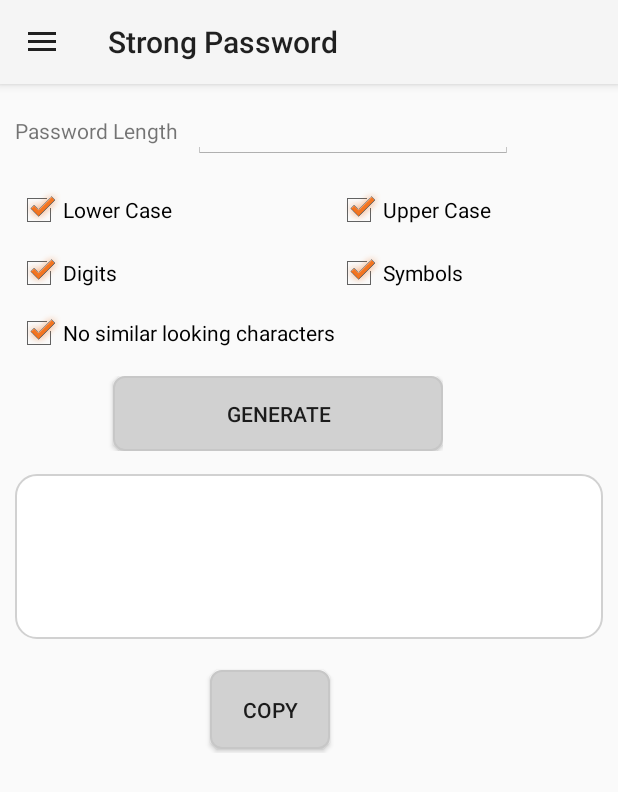
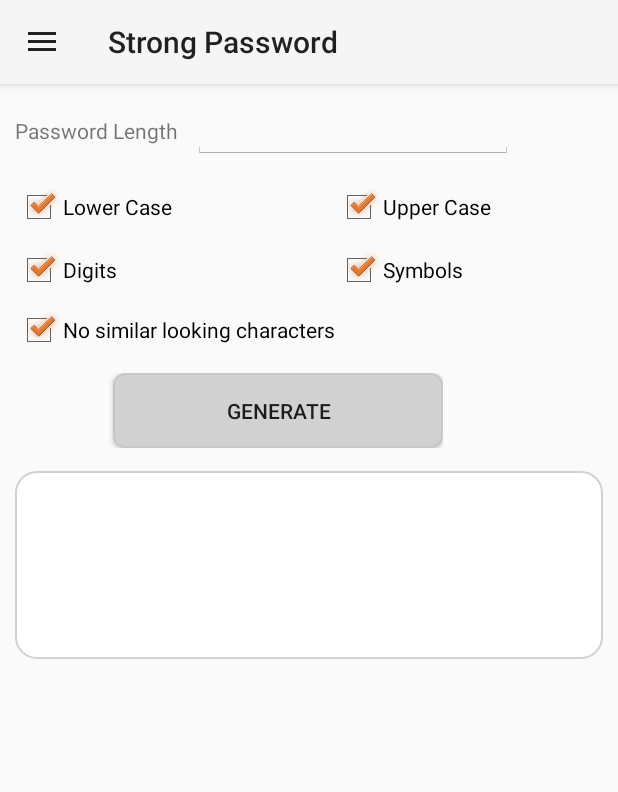
Before and after one commit to rsperezn/cryptotool, an Android app: the StrongPasswordActivity screen opened directly, with no data from a screen before it, on a phone screen of 412 x 824 dp. Shown: the top 792 px of the screen. Run offline under Robolectric (Android 15) with nearby library versions, the phone set to English and light mode, and no system bars; our stand-ins replace AdMob.

Commit message:
Toggle visibility of copy button

```diff
--- a/cryptoTool/src/main/java/com/rspn/cryptotool/passwordgenerator/StrongPasswordActivity.java
+++ b/cryptoTool/src/main/java/com/rspn/cryptotool/passwordgenerator/StrongPasswordActivity.java
@@ -18,7 +18,7 @@ public class StrongPasswordActivity extends AbstractCryptActivity implements Vie
     private CheckBox digits_cb;
     private CheckBox symbols_cb;
     private TextView strongPassword_textView;
-
+    private Button copyToClipboard_bt;
     public StrongPasswordActivity() {
         super(R.layout.activity_strongpassword,
                 R.id.adView_InStrongPassword,
@@ -32,6 +32,8 @@ public class StrongPasswordActivity extends AbstractCryptActivity implements Vie
         digits_cb = (CheckBox) findViewById(R.id.checkBox_digits);
         symbols_cb = (CheckBox) findViewById(R.id.checkBox_symbols);
         strongPassword_textView = (TextView) findViewById(R.id.textView_strongPassword);
+        copyToClipboard_bt = (Button) findViewById(R.id.copyStrongPassword);
+        copyToClipboard_bt.setVisibility(View.INVISIBLE);
     }
 
     @Override
@@ -51,7 +53,6 @@ public class StrongPasswordActivity extends AbstractCryptActivity implements Vie
 
     @Override
     protected void setOnClickListener() {
-        Button copyToClipboard_bt = (Button) findViewById(R.id.copyStrongPassword);
         copyToClipboard_bt.setOnClickListener(this);
     }
 
@@ -71,6 +72,7 @@ public class StrongPasswordActivity extends AbstractCryptActivity implements Vie
                         excludeSimilarLookingCharacters,
                         getCheckedCharacterTypes());
                 strongPassword_textView.setText(strongPassword);
+                copyToClipboard_bt.setVisibility(View.VISIBLE);
             } catch (Exception e) {
                 e.printStackTrace();
             }
--- a/cryptoTool/src/main/res/layout/activity_strongpassword.xml
+++ b/cryptoTool/src/main/res/layout/activity_strongpassword.xml
@@ -20,7 +20,7 @@
 
                 <LinearLayout
                     android:layout_width="match_parent"
-                    android:layout_height="456dp"
+                    android:layout_height="460dp"
                     android:orientation="vertical"
                     android:padding="10dp"
                     android:weightSum="1">
@@ -137,7 +137,7 @@
                     <ScrollView
                         android:id="@+id/scrollView_InBreakActivity"
                         android:layout_width="fill_parent"
-                        android:layout_height="110dp"
+                        android:layout_height="125dp"
                         android:layout_marginBottom="5dp"
                         android:layout_marginTop="5dp"
                         android:background="@drawable/simpleborder">
@@ -153,7 +153,8 @@
                         android:layout_width="80dp"
                         android:layout_height="50dp"
                         android:layout_marginLeft="130dp"
-                        android:layout_marginTop="15dp"
+                        android:layout_marginStart="130dp"
+                        android:layout_marginTop="10dp"
                         android:layout_weight="0.35"
                         android:background="@drawable/button_shape"
                         android:text="@string/action_copy" />
```
